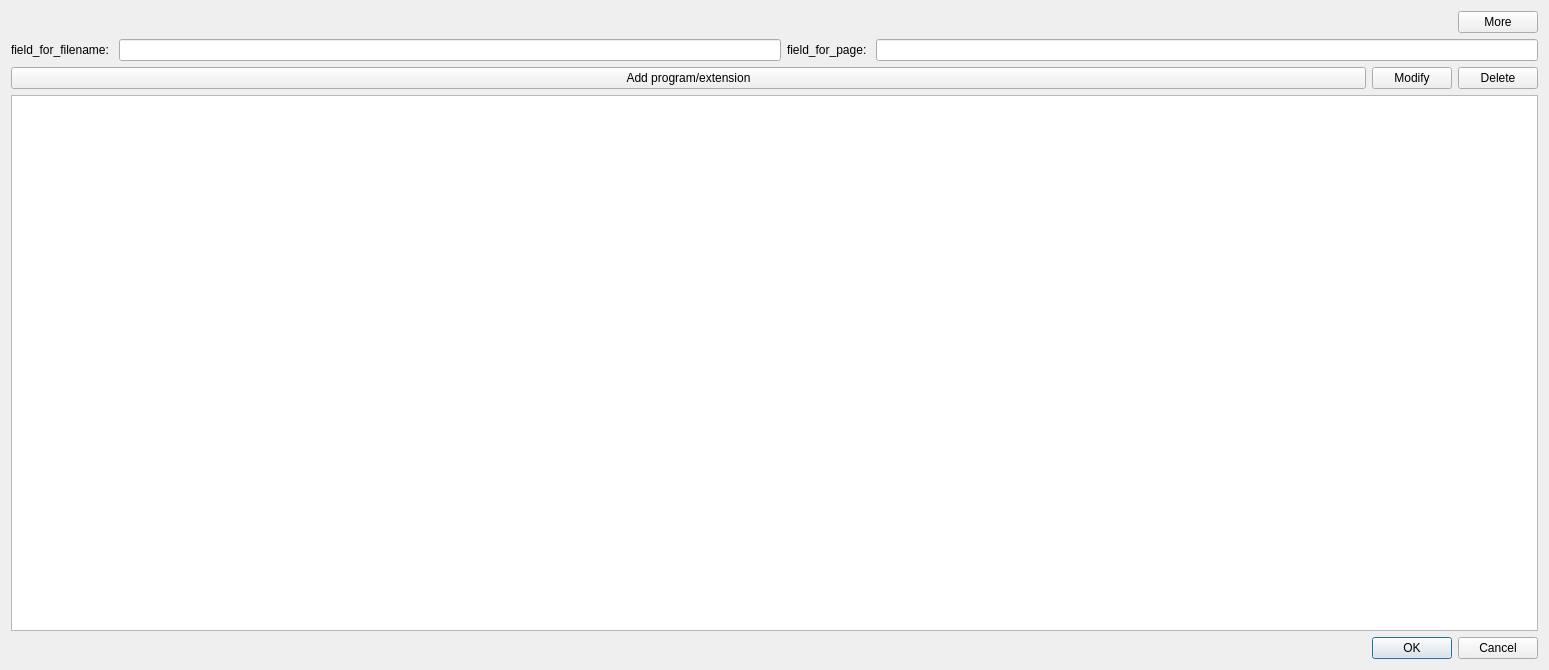
First picture: the form in designer/config_main.ui, repository ijgnd/anki__Open_linked_pdf-_docs-_epub-_audio-_video-_etc_in_external_Program, before the edit.
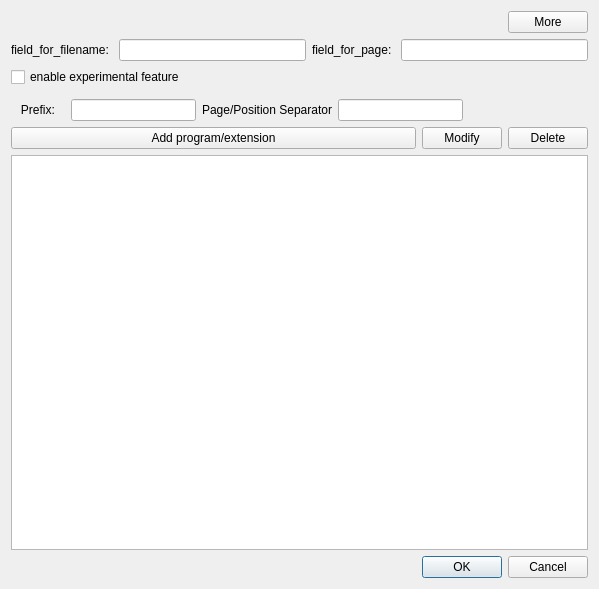
Second picture: the form after the edit.

What changed in the file:
```diff
--- a/designer/config_main.ui
+++ b/designer/config_main.ui
@@ -6,8 +6,8 @@
    <rect>
     <x>0</x>
     <y>0</y>
-    <width>1549</width>
-    <height>670</height>
+    <width>599</width>
+    <height>589</height>
    </rect>
   </property>
   <property name="windowTitle">
@@ -64,6 +64,70 @@
        </item>
       </layout>
      </item>
+     <item>
+      <layout class="QHBoxLayout" name="horizontalLayout_4">
+       <item>
+        <widget class="QCheckBox" name="cb_extended">
+         <property name="text">
+          <string>enable experimental feature</string>
+         </property>
+        </widget>
+       </item>
+       <item>
+        <spacer name="horizontalSpacer_2">
+         <property name="orientation">
+          <enum>Qt::Horizontal</enum>
+         </property>
+         <property name="sizeHint" stdset="0">
+          <size>
+           <width>40</width>
+           <height>20</height>
+          </size>
+         </property>
+        </spacer>
+       </item>
+      </layout>
+     </item>
+     <item>
+      <widget class="QWidget" name="widget" native="true"/>
+     </item>
+     <item>
+      <layout class="QHBoxLayout" name="horizontalLayout_5">
+       <item>
+        <widget class="QLabel" name="ql_prefix">
+         <property name="text">
+          <string>   Prefix:   </string>
+         </property>
+        </widget>
+       </item>
+       <item>
+        <widget class="QLineEdit" name="le_prefix"/>
+       </item>
+       <item>
+        <widget class="QLabel" name="ql_sep">
+         <property name="text">
+          <string>Page/Position Separator</string>
+         </property>
+        </widget>
+       </item>
+       <item>
+        <widget class="QLineEdit" name="le_sep"/>
+       </item>
+       <item>
+        <spacer name="horizontalSpacer_3">
+         <property name="orientation">
+          <enum>Qt::Horizontal</enum>
+         </property>
+         <property name="sizeHint" stdset="0">
+          <size>
+           <width>40</width>
+           <height>20</height>
+          </size>
+         </property>
+        </spacer>
+       </item>
+      </layout>
+     </item>
      <item>
       <layout class="QHBoxLayout" name="horizontalLayout_2">
        <item>
```
